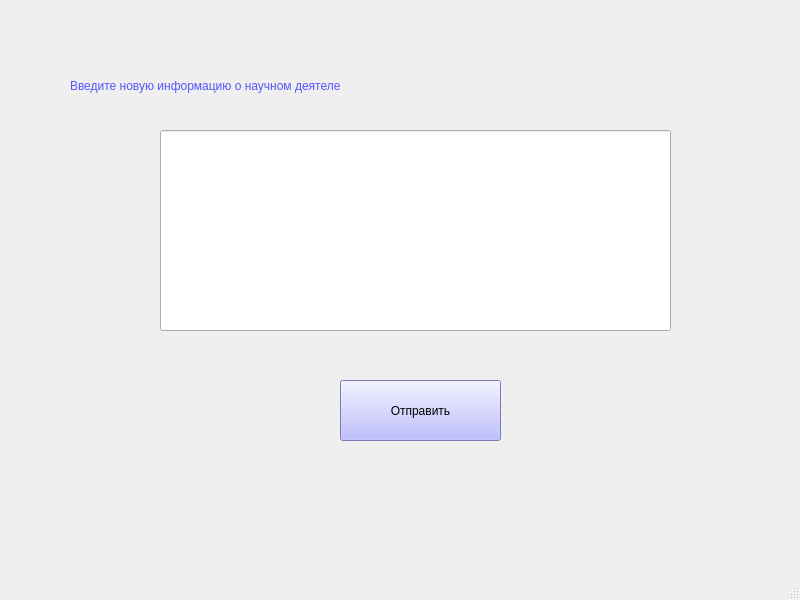
Before: the Qt Designer form New_inf.ui in grin333/web-project, drawn with Qt 5.
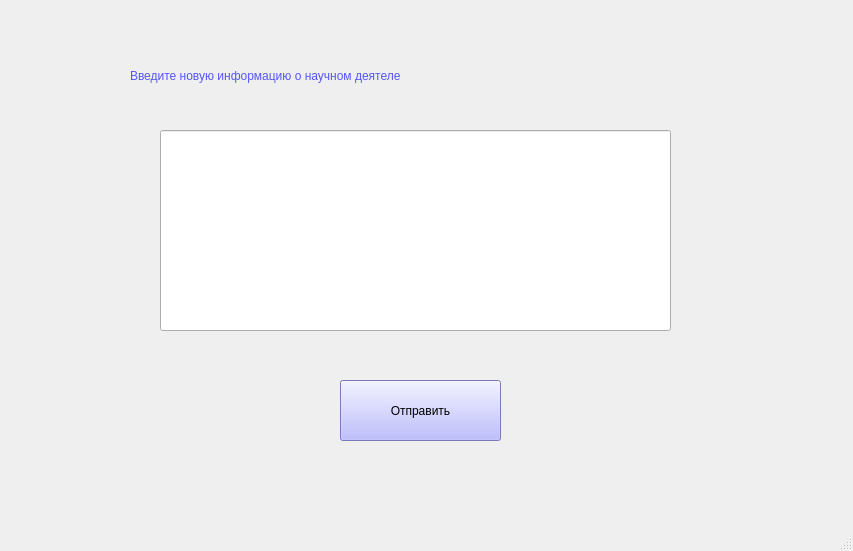
After: the same form once the commit is applied.

What changed in the file:
```diff
--- a/New_inf.ui
+++ b/New_inf.ui
@@ -6,8 +6,8 @@
    <rect>
     <x>0</x>
     <y>0</y>
-    <width>800</width>
-    <height>600</height>
+    <width>853</width>
+    <height>551</height>
    </rect>
   </property>
   <property name="windowTitle">
@@ -17,10 +17,10 @@
    <widget class="QLabel" name="label">
     <property name="geometry">
      <rect>
-      <x>70</x>
-      <y>60</y>
-      <width>681</width>
-      <height>51</height>
+      <x>130</x>
+      <y>40</y>
+      <width>551</width>
+      <height>71</height>
      </rect>
     </property>
     <property name="styleSheet">
```
Left out of the diff: 6 changed lines with no effect on the pictures.
